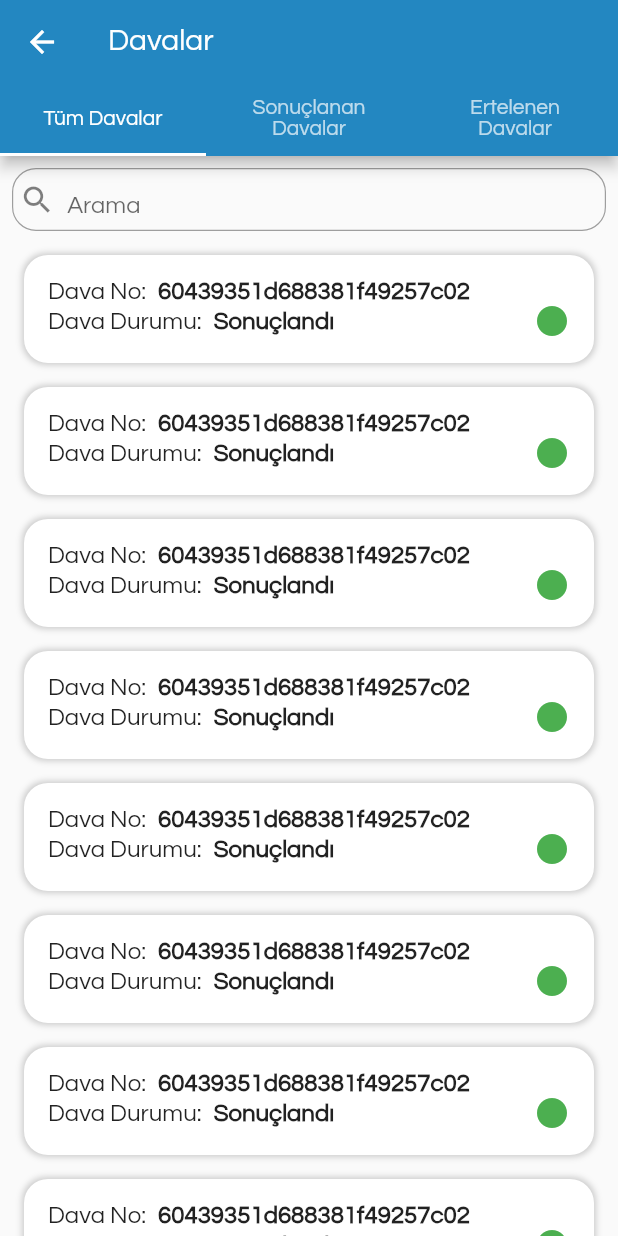
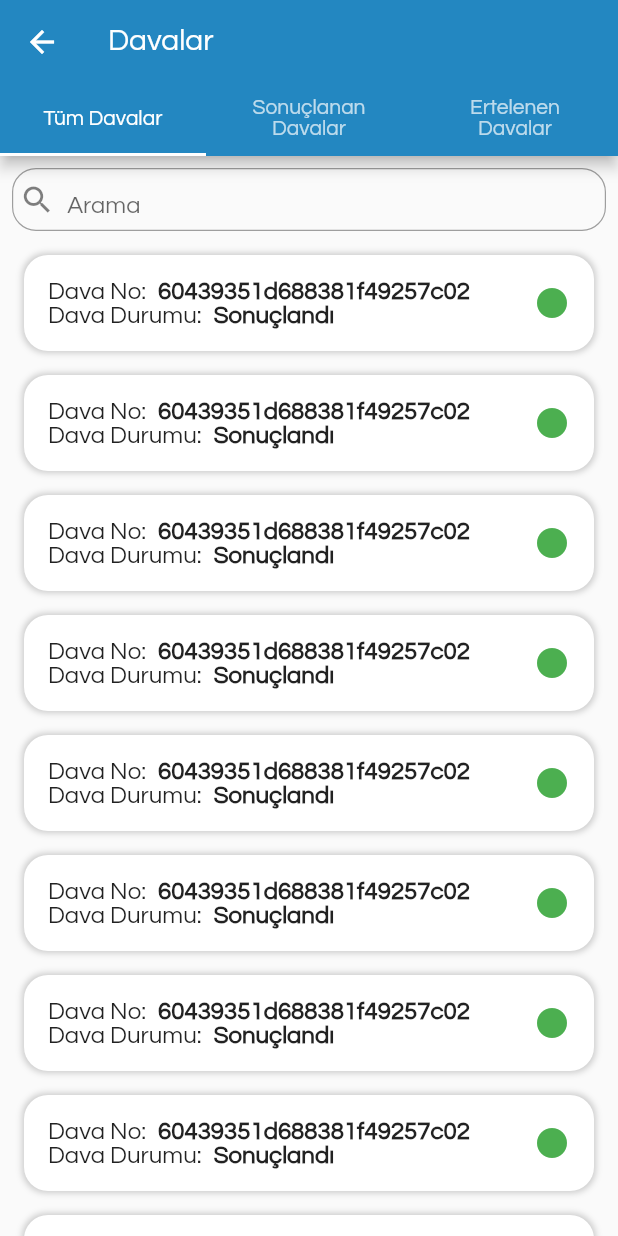
Before and after one commit to onurmio/justice-app, a Flutter app: the CaseListPageJudge screen opened directly, on a phone screen of 412 x 824 dp. Run offline on Flutter 3.47's test engine with Material 2 defaults, Android fonts, the phone set to English and light mode, and no system bars; our stand-ins replace flutter_tts.

Commit message:
some pages added

```diff
--- a/lib/UI/caseListPageJudge.dart
+++ b/lib/UI/caseListPageJudge.dart
@@ -32,13 +32,16 @@ class _CaseListPageJudgeState extends State<CaseListPageJudge> {
         indicatorColor: Colors.white,
         tabs: [
           Tab(
-            child: Text("Tüm Davalar",textAlign: TextAlign.center,),
+            child: Text(
+              "Tüm Davalar",
+              textAlign: TextAlign.center,
+            ),
           ),
           Tab(
-            child: Text("Sonuçlanan Davalar",textAlign: TextAlign.center),
+            child: Text("Sonuçlanan Davalar", textAlign: TextAlign.center),
           ),
           Tab(
-            child: Text("Ertelenen Davalar",textAlign: TextAlign.center),
+            child: Text("Ertelenen Davalar", textAlign: TextAlign.center),
           )
         ],
       ),
@@ -51,7 +54,8 @@ class _CaseListPageJudgeState extends State<CaseListPageJudge> {
         _searchBox(),
         Flexible(
           child: ListView.builder(
-            itemBuilder: (context, index) => _listCard("60439351d688381f49257c02",true),
+            itemBuilder: (context, index) =>
+                _listCard("60439351d688381f49257c02", true),
             itemCount: 10,
           ),
         ),
@@ -67,7 +71,7 @@ class _CaseListPageJudgeState extends State<CaseListPageJudge> {
     return Text("Devam Eden Davalar");
   }
 
-  Widget _listCard(String caseNo,bool caseState) {
+  Widget _listCard(String caseNo, bool caseState) {
     return GestureDetector(
       onTap: () {
         Navigator.push(
@@ -90,7 +94,10 @@ class _CaseListPageJudgeState extends State<CaseListPageJudge> {
                 spreadRadius: 1)
           ],
         ),
-        child: Column(
+        child: Row(
+          children: [
+            Column(
+              crossAxisAlignment: CrossAxisAlignment.start,
               children: [
                 Row(
                   children: [
@@ -103,7 +110,8 @@ class _CaseListPageJudgeState extends State<CaseListPageJudge> {
                     ),
                     Text(
                       caseNo,
-                  style: TextStyle(fontSize: 16, fontWeight: FontWeight.bold),
+                      style:
+                          TextStyle(fontSize: 16, fontWeight: FontWeight.bold),
                     ),
                   ],
                 ),
@@ -118,15 +126,22 @@ class _CaseListPageJudgeState extends State<CaseListPageJudge> {
                     ),
                     Text(
                       caseState ? "Sonuçlandı" : "Devam Ediyor",
-                  style: TextStyle(fontSize: 16, fontWeight: FontWeight.bold),
+                      style:
+                          TextStyle(fontSize: 16, fontWeight: FontWeight.bold),
+                    ),
+                  ],
+                ),
+              ],
             ),
             Spacer(),
+            Column(
+              children: [
                 Icon(
                   Icons.circle,
                   color: caseState ? Colors.green : Colors.yellow,
                 ),
               ],
-            ),
+            )
           ],
         ),
       ),
--- a/lib/UI/complainantsStatePage.dart
+++ b/lib/UI/complainantsStatePage.dart
@@ -10,7 +10,7 @@ class _ComplainantStatePageState extends State<ComplainantStatePage> {
   Widget build(BuildContext context) {
     return Scaffold(
       appBar: _appBar(),
-      body: _body(),
+      body: _body("Lorem ipsum dolor sit amet, consectetur adipiscing elit. Maecenas bibendum purus vel purus ultrices tincidunt. Phasellus ornare lectus mauris, at gravida mi iaculis vel. Nullam nisi nunc, consequat nec libero eu, vehicula laoreet turpis. Etiam magna augue, rhoncus vitae tempus eu, condimentum mollis lorem. Suspendisse id odio nisl. Quisque maximus, orci non laoreet euismod, purus magna vestibulum ex, et pretium ante elit non nibh. Vivamus nec neque at ex elementum pellentesque. Interdum et malesuada fames ac ante ipsum primis in faucibus. Curabitur ex enim, venenatis eu nunc vehicula, lacinia scelerisque mauris. Phasellus accumsan odio quis ornare venenatis. Quisque et aliquet leo. Nullam eleifend finibus viverra. Morbi condimentum mauris faucibus ultrices suscipit. Vivamus vel tincidunt augue. Nullam feugiat efficitur mi, ac facilisis elit. Morbi luctus maximus leo, vel tincidunt nibh. Etiam maximus pulvinar dolor sit amet finibus. Suspendisse sollicitudin, neque sed elementum ultricies, nulla mauris vehicula risus, nec faucibus purus arcu sed arcu. Phasellus sit amet rutrum augue. Proin non est aliquet, tincidunt tellus eget, feugiat arcu. Aenean feugiat nulla ac felis blandit, id pretium sem vulputate. Fusce et erat eu arcu faucibus vehicula et quis libero. Praesent venenatis nisi ac laoreet lacinia. Etiam tristique, enim at consectetur dictum, nibh dolor porttitor nibh, vel dictum nibh eros sit amet massa."),
     );
   }
 
@@ -22,7 +22,7 @@ class _ComplainantStatePageState extends State<ComplainantStatePage> {
     );
   }
 
-  Widget _body() {
+  Widget _body(String comState) {
     return SingleChildScrollView(
       child: Container(
         margin: EdgeInsets.all(8.0),
@@ -41,7 +41,7 @@ class _ComplainantStatePageState extends State<ComplainantStatePage> {
         child: Column(
           children: [
             Text(
-              "Lorem ipsum dolor sit amet, consectetur adipiscing elit. Maecenas bibendum purus vel purus ultrices tincidunt. Phasellus ornare lectus mauris, at gravida mi iaculis vel. Nullam nisi nunc, consequat nec libero eu, vehicula laoreet turpis. Etiam magna augue, rhoncus vitae tempus eu, condimentum mollis lorem. Suspendisse id odio nisl. Quisque maximus, orci non laoreet euismod, purus magna vestibulum ex, et pretium ante elit non nibh. Vivamus nec neque at ex elementum pellentesque. Interdum et malesuada fames ac ante ipsum primis in faucibus. Curabitur ex enim, venenatis eu nunc vehicula, lacinia scelerisque mauris. Phasellus accumsan odio quis ornare venenatis. Quisque et aliquet leo. Nullam eleifend finibus viverra. Morbi condimentum mauris faucibus ultrices suscipit. Vivamus vel tincidunt augue. Nullam feugiat efficitur mi, ac facilisis elit. Morbi luctus maximus leo, vel tincidunt nibh. Etiam maximus pulvinar dolor sit amet finibus. Suspendisse sollicitudin, neque sed elementum ultricies, nulla mauris vehicula risus, nec faucibus purus arcu sed arcu. Phasellus sit amet rutrum augue. Proin non est aliquet, tincidunt tellus eget, feugiat arcu. Aenean feugiat nulla ac felis blandit, id pretium sem vulputate. Fusce et erat eu arcu faucibus vehicula et quis libero. Praesent venenatis nisi ac laoreet lacinia. Etiam tristique, enim at consectetur dictum, nibh dolor porttitor nibh, vel dictum nibh eros sit amet massa.",
+              comState,
               style: TextStyle(fontSize: 18, fontWeight: FontWeight.normal),
               textAlign: TextAlign.justify,
             ),
--- a/lib/UI/defendantStatePage.dart
+++ b/lib/UI/defendantStatePage.dart
@@ -10,7 +10,7 @@ class _DefendantStatePageState extends State<DefendantStatePage> {
   Widget build(BuildContext context) {
     return Scaffold(
       appBar: _appBar(),
-      body: _body(),
+      body: _body("Lorem ipsum dolor sit amet, consectetur adipiscing elit. Maecenas bibendum purus vel purus ultrices tincidunt. Phasellus ornare lectus mauris, at gravida mi iaculis vel. Nullam nisi nunc, consequat nec libero eu, vehicula laoreet turpis. Etiam magna augue, rhoncus vitae tempus eu, condimentum mollis lorem. Suspendisse id odio nisl. Quisque maximus, orci non laoreet euismod, purus magna vestibulum ex, et pretium ante elit non nibh. Vivamus nec neque at ex elementum pellentesque. Interdum et malesuada fames ac ante ipsum primis in faucibus. Curabitur ex enim, venenatis eu nunc vehicula, lacinia scelerisque mauris. Phasellus accumsan odio quis ornare venenatis. Quisque et aliquet leo. Nullam eleifend finibus viverra. Morbi condimentum mauris faucibus ultrices suscipit. Vivamus vel tincidunt augue. Nullam feugiat efficitur mi, ac facilisis elit. Morbi luctus maximus leo, vel tincidunt nibh. Etiam maximus pulvinar dolor sit amet finibus. Suspendisse sollicitudin, neque sed elementum ultricies, nulla mauris vehicula risus, nec faucibus purus arcu sed arcu. Phasellus sit amet rutrum augue. Proin non est aliquet, tincidunt tellus eget, feugiat arcu. Aenean feugiat nulla ac felis blandit, id pretium sem vulputate. Fusce et erat eu arcu faucibus vehicula et quis libero. Praesent venenatis nisi ac laoreet lacinia. Etiam tristique, enim at consectetur dictum, nibh dolor porttitor nibh, vel dictum nibh eros sit amet massa."),
     );
   }
 
@@ -22,7 +22,7 @@ class _DefendantStatePageState extends State<DefendantStatePage> {
     );
   }
 
-  Widget _body() {
+  Widget _body(String defState) {
     return SingleChildScrollView(
       child: Container(
         margin: EdgeInsets.all(8.0),
@@ -41,7 +41,7 @@ class _DefendantStatePageState extends State<DefendantStatePage> {
         child: Column(
           children: [
             Text(
-              "Lorem ipsum dolor sit amet, consectetur adipiscing elit. Maecenas bibendum purus vel purus ultrices tincidunt. Phasellus ornare lectus mauris, at gravida mi iaculis vel. Nullam nisi nunc, consequat nec libero eu, vehicula laoreet turpis. Etiam magna augue, rhoncus vitae tempus eu, condimentum mollis lorem. Suspendisse id odio nisl. Quisque maximus, orci non laoreet euismod, purus magna vestibulum ex, et pretium ante elit non nibh. Vivamus nec neque at ex elementum pellentesque. Interdum et malesuada fames ac ante ipsum primis in faucibus. Curabitur ex enim, venenatis eu nunc vehicula, lacinia scelerisque mauris. Phasellus accumsan odio quis ornare venenatis. Quisque et aliquet leo. Nullam eleifend finibus viverra. Morbi condimentum mauris faucibus ultrices suscipit. Vivamus vel tincidunt augue. Nullam feugiat efficitur mi, ac facilisis elit. Morbi luctus maximus leo, vel tincidunt nibh. Etiam maximus pulvinar dolor sit amet finibus. Suspendisse sollicitudin, neque sed elementum ultricies, nulla mauris vehicula risus, nec faucibus purus arcu sed arcu. Phasellus sit amet rutrum augue. Proin non est aliquet, tincidunt tellus eget, feugiat arcu. Aenean feugiat nulla ac felis blandit, id pretium sem vulputate. Fusce et erat eu arcu faucibus vehicula et quis libero. Praesent venenatis nisi ac laoreet lacinia. Etiam tristique, enim at consectetur dictum, nibh dolor porttitor nibh, vel dictum nibh eros sit amet massa.",
+              defState,
               style: TextStyle(fontSize: 18, fontWeight: FontWeight.normal),
               textAlign: TextAlign.justify,
             ),
--- a/pubspec.yaml
+++ b/pubspec.yaml
@@ -21,6 +21,7 @@ environment:
   sdk: ">=2.7.0 <3.0.0"
 
 dependencies:
+  flutter_tts: ^2.1.0
   url_launcher: ^6.0.2
 
   flutter:
```
Also changed, not shown: lib/UI/casePageJudge.dart (+7 -7 lines), lib/UI/judgeStatePage.dart (+59 -1 lines), pubspec.lock. Lines whose indentation alone changed are shown as unchanged.
